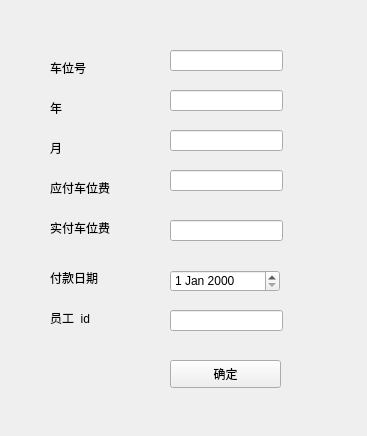
Before: the Qt Designer form UI/register_ui/register_parking_fees.ui in JJLee7447/property_management_system, drawn with Qt 5.
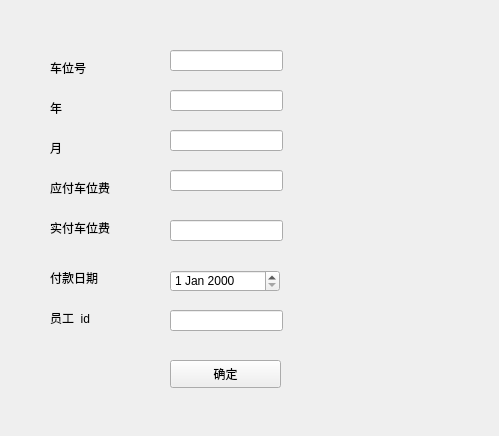
After: the same form once the commit is applied.

Patch:
```diff
--- a/UI/register_ui/register_parking_fees.ui
+++ b/UI/register_ui/register_parking_fees.ui
@@ -6,7 +6,7 @@
    <rect>
     <x>0</x>
     <y>0</y>
-    <width>367</width>
+    <width>499</width>
     <height>436</height>
    </rect>
   </property>
```
Left out of the diff: 2 changed lines with no effect on the pictures.
